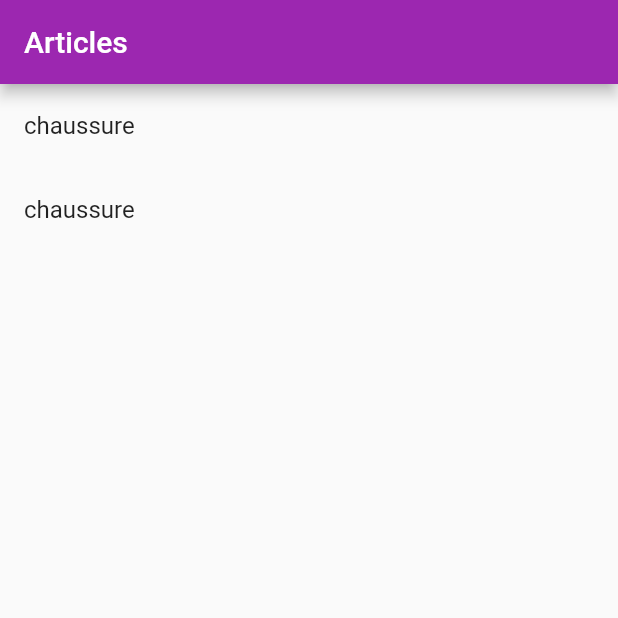
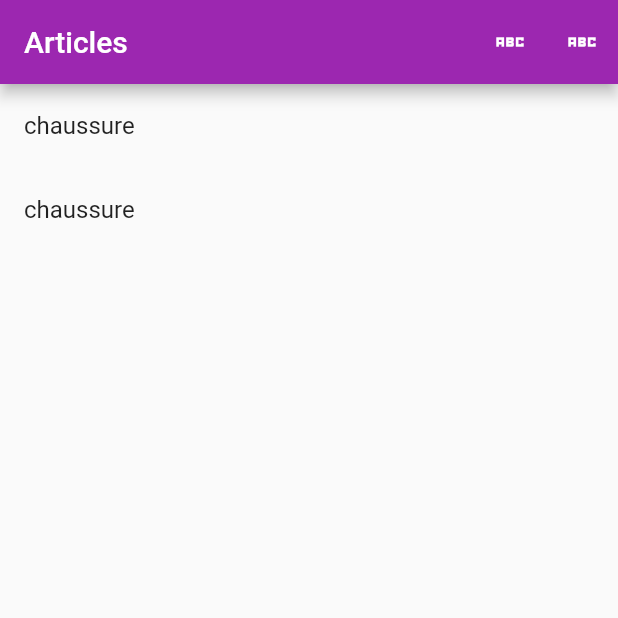
Before and after one commit to mbayo7a/corsegit, a Flutter app: the screen it shows after launch, on a phone screen of 412 x 824 dp, the top half of it. Run offline on Flutter 3.47's test engine with Material 2 defaults, Android fonts, the phone set to English and light mode, and no system bars.

Commit message:
feature done

```diff
--- a/lib/main.dart
+++ b/lib/main.dart
@@ -25,7 +25,13 @@ class Home extends StatelessWidget {
   @override
   Widget build(BuildContext context) {
     return Scaffold(
-      appBar: AppBar(title: const Text('Articles')),
+      appBar: AppBar(title: const Text('Articles'),
+      actions: [
+      IconButton(onPressed: (){}, icon:const Icon(Icons.abc_sharp)),
+      IconButton(onPressed: (){}, icon:const Icon(Icons.abc_sharp))
+
+      ],
+      ),
       body: Column(
         children: const [
           ListTile(
```
